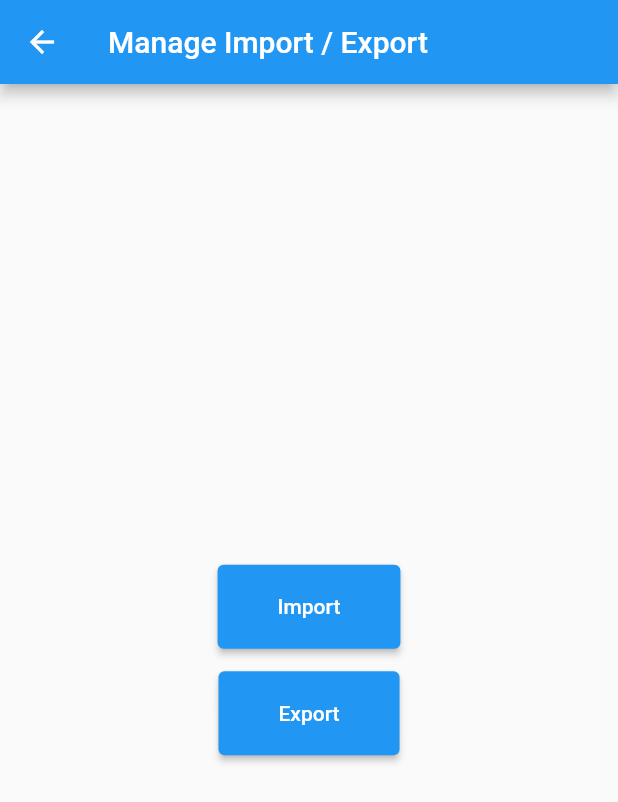
After one commit to mshahzaib1629/little_pocket, a Flutter app: the ImportExportScreen screen opened directly, after a tap on "Export", on a phone screen of 412 x 824 dp. The commit adds this screen. Shown: the top 802 px of the screen. Run offline on Flutter 3.47's test engine with Material 2 defaults, Android fonts, the phone set to English and light mode, and no system bars; our stand-ins replace file_picker, permission_handler, sqflite; missing offline and left inert: hawk_fab_menu; accounts and stored records are empty.

Commit message:
added file handling

```diff
--- /dev/null
+++ b/lib/helpers/json_handler.dart
@@ -0,0 +1,121 @@
+import 'dart:convert' show json;
+import 'dart:io';
+import 'package:little_pocket/helpers/manual_exception.dart';
+import 'package:permission_handler/permission_handler.dart';
+import 'package:little_pocket/helpers/local_db_helper.dart';
+import 'package:path_provider/path_provider.dart';
+import 'package:file_picker/file_picker.dart';
+
+import '../models/tag.dart';
+import '../models/transaction.dart';
+import '../models/mini_transaction.dart';
+
+String path = '../../assets/',
+    importedFile = path + 'importedFile.json',
+    exportedFile = path + 'exportedFile.json';
+
+class JsonHelper {
+  static Future<String> _saveFile(String jsonData) async {
+    Directory directory;
+    try {
+      if (Platform.isAndroid) {
+        if (await _requestPermission(Permission.storage)) {
+          directory = await getExternalStorageDirectory();
+          String newPath = "";
+          print(directory);
+          List<String> paths = directory.path.split("/");
+          for (int x = 1; x < paths.length; x++) {
+            String folder = paths[x];
+            if (folder != "Android") {
+              newPath += "/" + folder;
+            } else {
+              break;
+            }
+          }
+          newPath = newPath + "/Little Pocket";
+          directory = Directory(newPath);
+        } else {
+          throw ManualException(message: 'permission_denied');
+        }
+      } else {
+        if (await _requestPermission(Permission.storage)) {
+          directory = await getTemporaryDirectory();
+        } else {
+          throw ManualException(message: 'permission_denied');
+        }
+      }
+      File saveFile =
+          File(directory.path + "/${DateTime.now().toString()}.json");
+      if (!await directory.exists()) {
+        await directory.create(recursive: true);
+      }
+      if (await directory.exists()) {
+        await saveFile.writeAsString(jsonData);
+        return saveFile.path;
+      }
+    } catch (error) {
+      print('error from _saveFile: \n$error');
+      return error;
+    }
+  }
+
+  static Future<bool> _requestPermission(Permission permission) async {
+    if (await permission.isGranted) {
+      return true;
+    } else {
+      var result = await permission.request();
+      if (result == PermissionStatus.granted) {
+        return true;
+      }
+    }
+    return false;
+  }
+
+  static Future<String> import() async {
+    try {
+      if (await _requestPermission(Permission.storage)) {
+        FilePickerResult result = await FilePicker.platform
+            .pickFiles(type: FileType.custom, allowedExtensions: ['doc']);
+        if (result != null) {
+          String fileExtension = result.names[0].split('.').last;
+          if (fileExtension != 'json')
+            throw ManualException(message: 'invalid_file_format');
+          File file = File(result.files.single.path);
+          var stringContent = await file.readAsString();
+          Map<String, dynamic> jsonData = json.decode(stringContent);
+          print('data read from the file: ');
+          print(jsonData);
+          return result.files[0].path.split("/").last;
+        } else {
+          print('user cancelled the pick request');
+          return null;
+        }
+      } else
+        throw ManualException(message: 'permission_denied');
+    } catch (error) {
+      print('error from import: $error');
+      throw error;
+    }
+  }
+
+  static Future<String> export() async {
+    try {
+      Map<String, dynamic> data = {'tags': null, 'transactions': null};
+      var tagsData = await LocalDatabase.getAllTags();
+      data['tags'] = tagsData;
+      var jsonData = json.encode(data);
+      String filePath = await _saveFile(jsonData);
+      print('Saved data successfully!');
+      List<String> paths = filePath.split("/");
+      String simplifiedPath = '';
+      for (int x = 3; x < paths.length; x++) {
+        String folder = paths[x];
+        simplifiedPath += "/" + folder;
+      }
+      return simplifiedPath;
+    } catch (error) {
+      print('error from export: $error');
+      throw error;
+    }
+  }
+}
--- a/lib/helpers/local_db_helper.dart
+++ b/lib/helpers/local_db_helper.dart
@@ -63,6 +63,11 @@ class LocalDatabase {
     );
   }
 
+  static Future<List<Map<String, dynamic>>> getAllTags() async {
+    final db = await LocalDatabase.database();
+    return db.query('tags');
+  }
+
   static Future<Map<String, dynamic>> getTag(int id) async {
     final db = await LocalDatabase.database();
     var tagsFetched = await db.query(
--- /dev/null
+++ b/lib/helpers/manual_exception.dart
@@ -0,0 +1,11 @@
+import 'package:flutter/foundation.dart';
+
+class ManualException implements Exception {
+  String message;
+  ManualException({@required this.message});
+  @override
+  String toString() {
+    return message;
+    // return super.toString(); // Instance of HttpException
+  }
+}
--- /dev/null
+++ b/lib/screens/impot_export_screen.dart
@@ -0,0 +1,81 @@
+import 'package:flutter/material.dart';
+import 'package:little_pocket/helpers/json_handler.dart';
+import 'package:little_pocket/helpers/manual_exception.dart';
+import 'package:little_pocket/widgets/default_error_dialog.dart';
+import 'package:little_pocket/widgets/default_snack_bar.dart';
+
+class ImportExportScreen extends StatelessWidget {
+  const ImportExportScreen({Key key}) : super(key: key);
+
+  Future<void> _onImportPressed(BuildContext context) async {
+    try {
+      String filePath = await JsonHelper.import();
+      if (filePath != null) {
+        showDefaultSnackBar(context,
+            text: 'Data imported from \n$filePath', color: Colors.black);
+      }
+    } on ManualException catch (error) {
+      if (error.toString() == 'invalid_file_format') {
+        showDefaultSnackBar(context,
+            text: 'This is not a valid file', color: Colors.red);
+      } else if (error.toString() == 'permission_denied') {
+        showDefaultSnackBar(context,
+            text: 'Storage permission is denied', color: Colors.red);
+      } else
+        showDefaultErrorMsg(context);
+    } catch (error) {
+      print('error from _onImportPressed: \n${error.toString()}');
+      showDefaultErrorMsg(context);
+    }
+  }
+
+  Future<void> _onExportPressed(BuildContext context) async {
+    try {
+      String filePath = await JsonHelper.export();
+      if (filePath != null) {
+        showDefaultSnackBar(context,
+            text: 'Saved as \n$filePath', color: Colors.black);
+      }
+    } on ManualException catch (error) {
+      if (error.toString() == 'permission_denied') {
+        showDefaultSnackBar(context,
+            text: 'Storage permission is denied', color: Colors.red);
+      } else
+        showDefaultErrorMsg(context);
+    } catch (error) {
+      print('error from _onExportPressed: \n$error');
+      showDefaultErrorMsg(context);
+    }
+  }
+
+  @override
+  Widget build(BuildContext context) {
+    return Scaffold(
+      appBar: AppBar(
+        title: Text('Manage Import / Export'),
+      ),
+      body: Center(
+        child: Column(
+          mainAxisAlignment: MainAxisAlignment.center,
+          children: [
+            ElevatedButton(
+              style: ElevatedButton.styleFrom(
+                  padding: EdgeInsets.symmetric(horizontal: 40, vertical: 20)),
+              onPressed: () => _onImportPressed(context),
+              child: Text('Import'),
+            ),
+            SizedBox(
+              height: 15,
+            ),
+            ElevatedButton(
+              style: ElevatedButton.styleFrom(
+                  padding: EdgeInsets.symmetric(horizontal: 40, vertical: 20)),
+              onPressed: () => _onExportPressed(context),
+              child: Text('Export'),
+            )
+          ],
+        ),
+      ),
+    );
+  }
+}
--- /dev/null
+++ b/lib/widgets/default_snack_bar.dart
@@ -0,0 +1,11 @@
+import 'package:flutter/material.dart';
+
+ScaffoldFeatureController<SnackBar, SnackBarClosedReason> showDefaultSnackBar(
+    BuildContext context,
+    {String text: 'Something went wrong!',
+    Color color: Colors.black}) {
+  return ScaffoldMessenger.of(context).showSnackBar(SnackBar(
+    content: Text(text),
+    backgroundColor: color,
+  ));
+}
--- a/pubspec.yaml
+++ b/pubspec.yaml
@@ -32,6 +32,9 @@ dependencies:
   intl: ^0.17.0
   hawk_fab_menu: ^0.3.2
   sqflite: ^2.0.0+3
+  path_provider: ^2.0.2
+  permission_handler: ^8.0.0+2
+  file_picker: ^3.0.2+2
 
 dev_dependencies:
   flutter_test:
```
Also changed, not shown: lib/screens/app_drawer.dart (+13 -0 lines), pubspec.lock, 1 other file.
